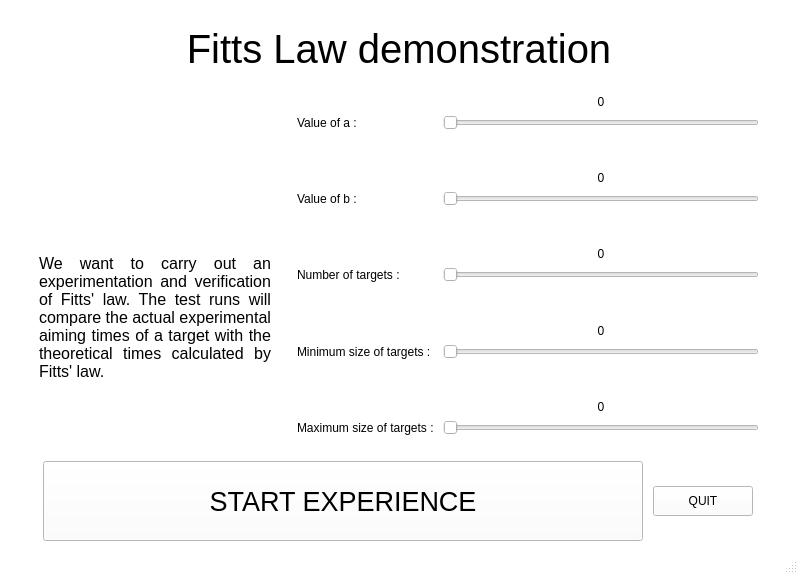
Above: mainView.ui from SophieShirine/FittsLaw before the change. Below: the same form after it.
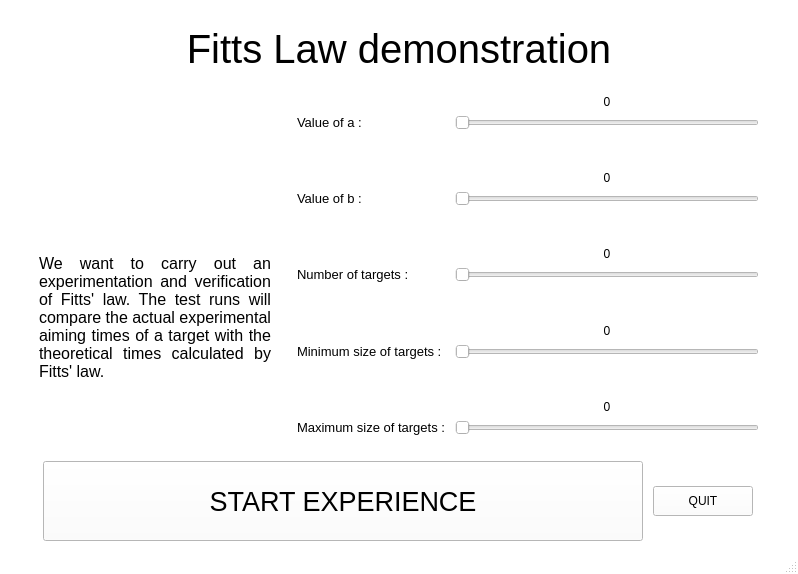
That is the form after the change. Icons and pictures are not drawn.

Commit message: added connection between labels and sliders

The edit to the form file:
```diff
--- a/mainView.ui
+++ b/mainView.ui
@@ -623,6 +623,11 @@
         </item>
         <item row="1" column="0">
          <widget class="QLabel" name="aValueTitle">
+          <property name="font">
+           <font>
+            <pointsize>10</pointsize>
+           </font>
+          </property>
           <property name="text">
            <string>Value of a :</string>
           </property>
@@ -669,6 +674,11 @@
         </item>
         <item row="4" column="0">
          <widget class="QLabel" name="bValueTitle">
+          <property name="font">
+           <font>
+            <pointsize>10</pointsize>
+           </font>
+          </property>
           <property name="text">
            <string>Value of b :</string>
           </property>
@@ -706,6 +716,11 @@
         </item>
         <item row="7" column="0">
          <widget class="QLabel" name="nbTargetTitle">
+          <property name="font">
+           <font>
+            <pointsize>10</pointsize>
+           </font>
+          </property>
           <property name="text">
            <string>Number of targets :</string>
           </property>
@@ -743,6 +758,11 @@
         </item>
         <item row="10" column="0">
          <widget class="QLabel" name="minSizeTitle">
+          <property name="font">
+           <font>
+            <pointsize>10</pointsize>
+           </font>
+          </property>
           <property name="text">
            <string>Minimum size of targets : </string>
           </property>
@@ -780,6 +800,11 @@
         </item>
         <item row="13" column="0">
          <widget class="QLabel" name="maxSizeTitle">
+          <property name="font">
+           <font>
+            <pointsize>10</pointsize>
+           </font>
+          </property>
           <property name="text">
            <string>Maximum size of targets : </string>
           </property>
```
The commit also changes 6 other files.
